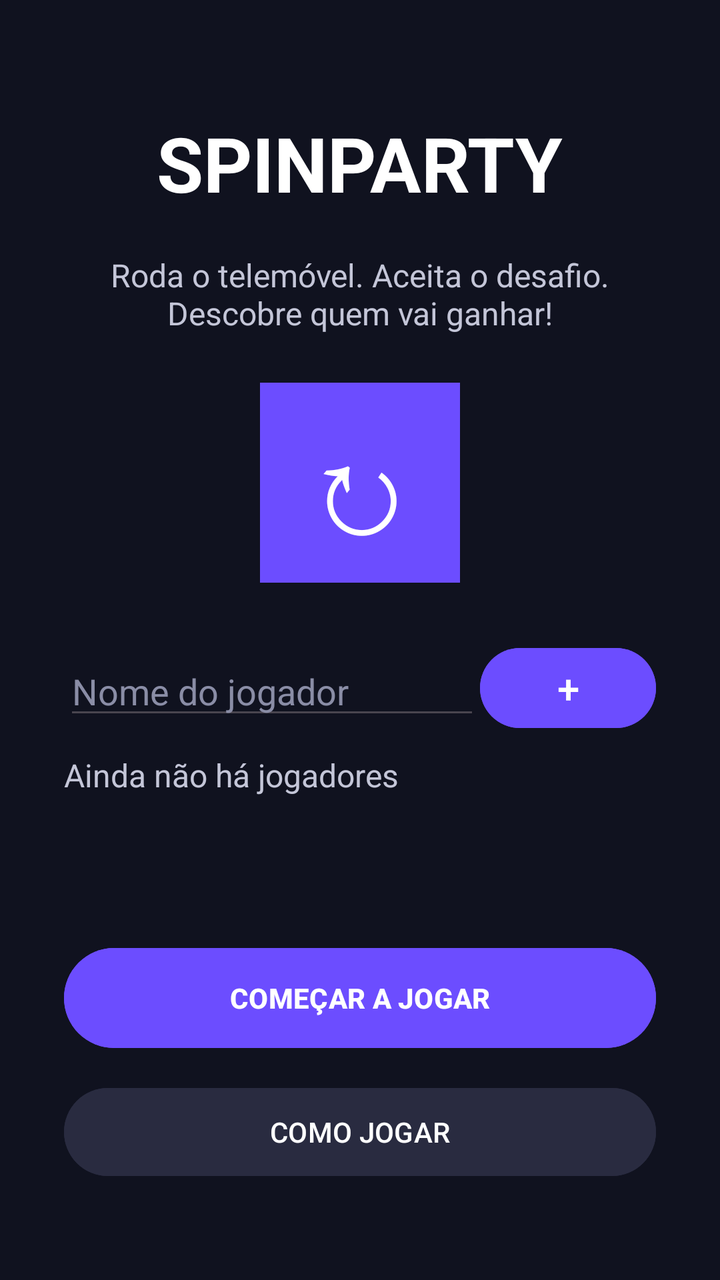
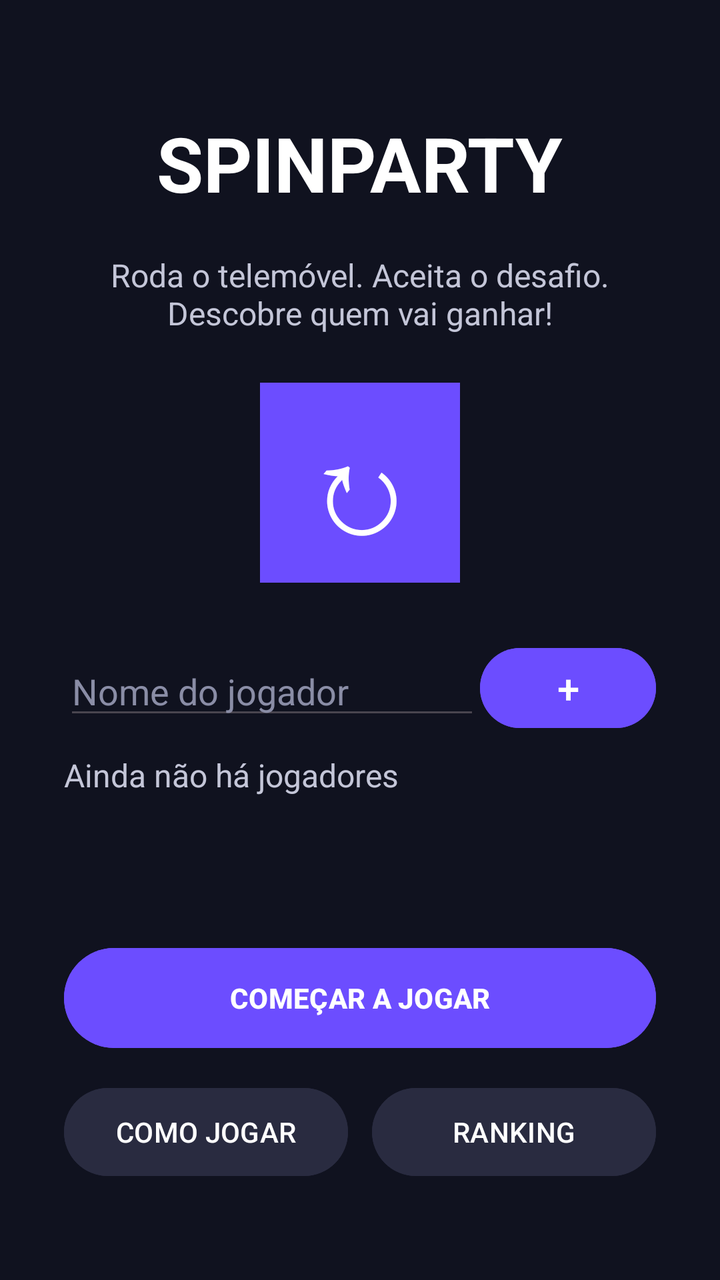

An Android layout rendered at two revisions. The XML below is the earlier revision; the diff shows what the commit changed to produce the second picture.
<!-- AndroidManifest.xml: application theme Theme.SpinParty -->
<!-- res/layout/activity_main.xml -->
<?xml version="1.0" encoding="utf-8"?>
<androidx.constraintlayout.widget.ConstraintLayout
        xmlns:android="http://schemas.android.com/apk/res/android"
        xmlns:app="http://schemas.android.com/apk/res-auto"
        xmlns:tools="http://schemas.android.com/tools"
        android:id="@+id/main"
        android:layout_width="match_parent"
        android:layout_height="match_parent"
        android:background="#10121F"
        tools:context=".MainActivity">

    <TextView
            android:id="@+id/tvTitle"
            android:layout_width="wrap_content"
            android:layout_height="wrap_content"
            android:text="SPINPARTY"
            android:textColor="#FFFFFF"
            android:textSize="38sp"
            android:textStyle="bold"
            android:layout_marginTop="56dp"
            app:layout_constraintTop_toTopOf="parent"
            app:layout_constraintStart_toStartOf="parent"
            app:layout_constraintEnd_toEndOf="parent" />

    <TextView
            android:id="@+id/tvDescription"
            android:layout_width="0dp"
            android:layout_height="wrap_content"
            android:text="Roda o telemóvel. Aceita o desafio.\nDescobre quem vai ganhar!"
            android:textColor="#C4C6D8"
            android:textSize="16sp"
            android:gravity="center"
            android:layout_marginStart="32dp"
            android:layout_marginEnd="32dp"
            android:layout_marginTop="20dp"
            app:layout_constraintTop_toBottomOf="@id/tvTitle"
            app:layout_constraintStart_toStartOf="parent"
            app:layout_constraintEnd_toEndOf="parent" />

    <TextView
            android:id="@+id/tvIcon"
            android:layout_width="100dp"
            android:layout_height="100dp"
            android:text="↻"
            android:textColor="#FFFFFF"
            android:textSize="64sp"
            android:gravity="center"
            android:background="#6C4DFF"
            android:layout_marginTop="24dp"
            app:layout_constraintTop_toBottomOf="@id/tvDescription"
            app:layout_constraintStart_toStartOf="parent"
            app:layout_constraintEnd_toEndOf="parent" />
    
    <EditText
            android:id="@+id/etNomeJogador"
            android:layout_width="0dp"
            android:layout_height="wrap_content"
            android:hint="Nome do jogador"
            android:textColor="#FFFFFF"
            android:textColorHint="#8A8DA6"
            android:inputType="textPersonName"
            android:autofillHints="name"
            android:layout_marginStart="32dp"
            android:layout_marginTop="32dp"
            app:layout_constraintTop_toBottomOf="@id/tvIcon"
            app:layout_constraintStart_toStartOf="parent"
            app:layout_constraintEnd_toStartOf="@id/btnAdicionar" />

    
    <Button
            android:id="@+id/btnAdicionar"
            android:layout_width="wrap_content"
            android:layout_height="wrap_content"
            android:text="+"
            android:textSize="20sp"
            android:textColor="#FFFFFF"
            android:backgroundTint="#6C4DFF"
            android:layout_marginEnd="32dp"
            app:layout_constraintTop_toTopOf="@id/etNomeJogador"
            app:layout_constraintBottom_toBottomOf="@id/etNomeJogador"
            app:layout_constraintEnd_toEndOf="parent" />

    
    <TextView
            android:id="@+id/tvJogadores"
            android:layout_width="0dp"
            android:layout_height="wrap_content"
            android:text="Ainda não há jogadores"
            android:textColor="#C4C6D8"
            android:textSize="16sp"
            android:layout_marginStart="32dp"
            android:layout_marginEnd="32dp"
            android:layout_marginTop="12dp"
            app:layout_constraintTop_toBottomOf="@id/etNomeJogador"
            app:layout_constraintStart_toStartOf="parent"
            app:layout_constraintEnd_toEndOf="parent" />

    
    <Button
            android:id="@+id/btnStart"
            android:layout_width="0dp"
            android:layout_height="58dp"
            android:text="COMEÇAR A JOGAR"
            android:textColor="#FFFFFF"
            android:textStyle="bold"
            android:backgroundTint="#6C4DFF"
            android:layout_marginStart="32dp"
            android:layout_marginEnd="32dp"
            android:layout_marginBottom="12dp"
            app:layout_constraintBottom_toTopOf="@id/btnRules"
            app:layout_constraintStart_toStartOf="parent"
            app:layout_constraintEnd_toEndOf="parent" />
    <Button
            android:id="@+id/btnRules"
            android:layout_width="0dp"
            android:layout_height="52dp"
            android:text="COMO JOGAR"
            android:textColor="#FFFFFF"
            android:backgroundTint="#292B40"
            android:layout_marginStart="32dp"
            android:layout_marginEnd="32dp"
            android:layout_marginBottom="48dp"
            app:layout_constraintBottom_toBottomOf="parent"
            app:layout_constraintStart_toStartOf="parent"
            app:layout_constraintEnd_toEndOf="parent" />

</androidx.constraintlayout.widget.ConstraintLayout>
<!-- resources referenced by this layout -->
<resources>
  <style name="Theme.SpinParty" parent="Base.Theme.SpinParty" />
  <style name="Base.Theme.SpinParty" parent="Theme.Material3.DayNight.NoActionBar">
          
          
      </style>
</resources>

<!-- the commit's change to res/layout/activity_main.xml (unified diff, before → after) -->
@@ -118,10 +118,25 @@
             android:textColor="#FFFFFF"
             android:backgroundTint="#292B40"
             android:layout_marginStart="32dp"
+            android:layout_marginEnd="6dp"
+            android:layout_marginBottom="48dp"
+            app:layout_constraintBottom_toBottomOf="parent"
+            app:layout_constraintStart_toStartOf="parent"
+            app:layout_constraintEnd_toStartOf="@id/btnRanking" />
+
+    
+    <Button
+            android:id="@+id/btnRanking"
+            android:layout_width="0dp"
+            android:layout_height="52dp"
+            android:text="RANKING"
+            android:textColor="#FFFFFF"
+            android:backgroundTint="#292B40"
+            android:layout_marginStart="6dp"
             android:layout_marginEnd="32dp"
             android:layout_marginBottom="48dp"
             app:layout_constraintBottom_toBottomOf="parent"
-            app:layout_constraintStart_toStartOf="parent"
+            app:layout_constraintStart_toEndOf="@id/btnRules"
             app:layout_constraintEnd_toEndOf="parent" />
 
 </androidx.constraintlayout.widget.ConstraintLayout>
